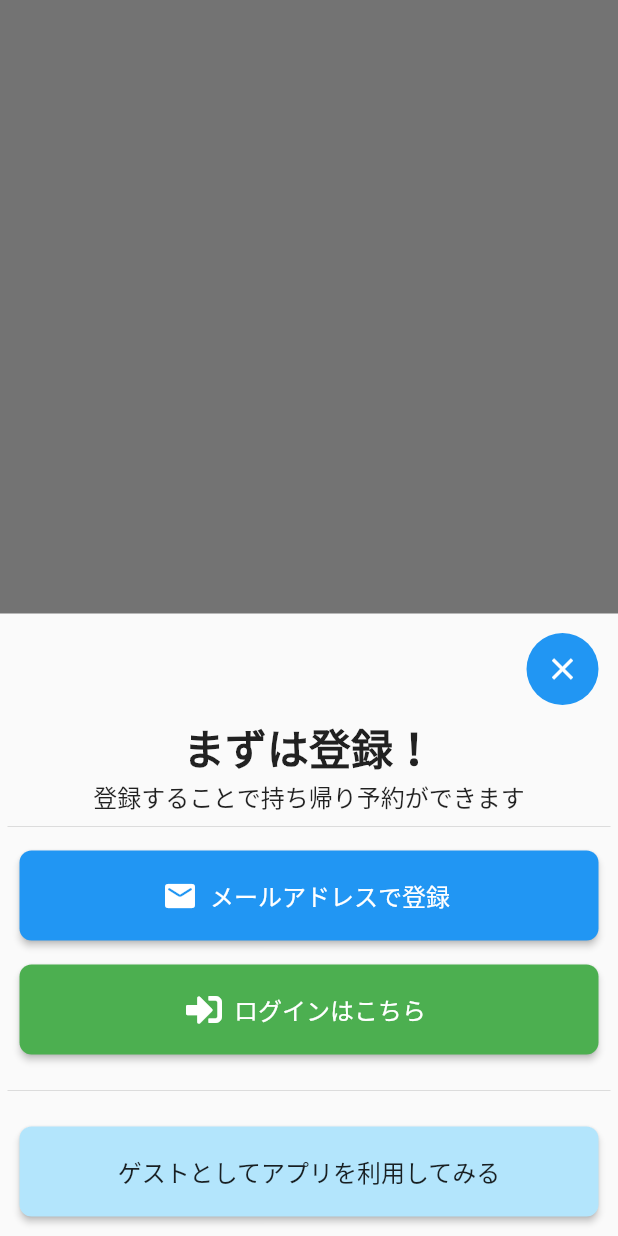
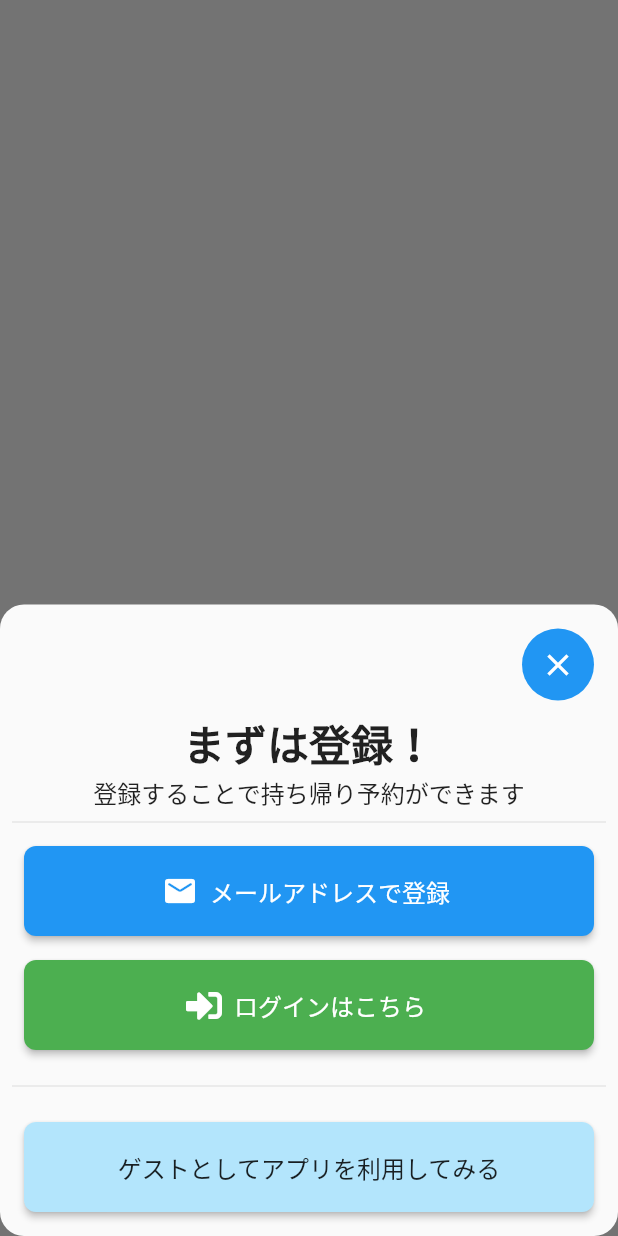
Before and after one commit to karayuumac/automatic_takeout_order, a Flutter app: the StartupView screen opened directly, after a tap on "はじめる", on a phone screen of 412 x 824 dp. Run offline on Flutter 3.47's test engine with Material 2 defaults, Android fonts, the phone set to English and light mode, and no system bars; our stand-ins replace flutter_hooks, flutter_riverpod, font_awesome_flutter, freezed_annotation, google_fonts, hooks_riverpod and 1 more; missing offline and left inert: amplify_auth_cognito, amplify_flutter; generated files the repository leaves out were written again.

Commit message:
Add RounedeRectangleBorder to the bottomSheet

```diff
--- a/lib/main.dart
+++ b/lib/main.dart
@@ -7,12 +7,11 @@ import 'package:flutter_localizations/flutter_localizations.dart';
 import 'package:google_fonts/google_fonts.dart';
 import 'package:hooks_riverpod/hooks_riverpod.dart';
 
-Future<void> main() async {
+void main() {
   runApp(MyApp());
 }
 
 class MyApp extends StatelessWidget {
-  // This widget is the root of your application.
   @override
   Widget build(BuildContext context) {
     return MaterialApp(
--- a/lib/view/non_authenticated/register_bottom_sheet.dart
+++ b/lib/view/non_authenticated/register_bottom_sheet.dart
@@ -6,8 +6,7 @@ class RegisterBottomSheet extends StatelessWidget {
   @override
   Widget build(BuildContext context) {
     return Container(
-      padding: const EdgeInsets.all(5),
-      decoration: BoxDecoration(borderRadius: BorderRadius.circular(8)),
+      padding: const EdgeInsets.all(8),
       child: Column(
         mainAxisSize: MainAxisSize.min,
         children: [
--- a/lib/view/non_authenticated/stratup_view.dart
+++ b/lib/view/non_authenticated/stratup_view.dart
@@ -6,7 +6,9 @@ class StartupView extends StatelessWidget {
   @override
   Widget build(BuildContext context) {
     return Scaffold(
-      body: Center(
+      body: Container(
+        padding: const EdgeInsets.all(8),
+        child: Center(
           child: Column(
             mainAxisAlignment: MainAxisAlignment.center,
             children: [
@@ -34,6 +36,9 @@ class StartupView extends StatelessWidget {
                 ),
                 onPressed: () async {
                   await showModalBottomSheet<int>(
+                    shape: RoundedRectangleBorder(
+                      borderRadius: BorderRadius.circular(16),
+                    ),
                     context: context,
                     builder: (BuildContext context) {
                       return RegisterBottomSheet();
@@ -44,6 +49,7 @@ class StartupView extends StatelessWidget {
             ],
           ),
         ),
+      ),
     );
   }
 }
```
Also changed, not shown: 4 other files. Lines whose indentation alone changed are shown as unchanged.
